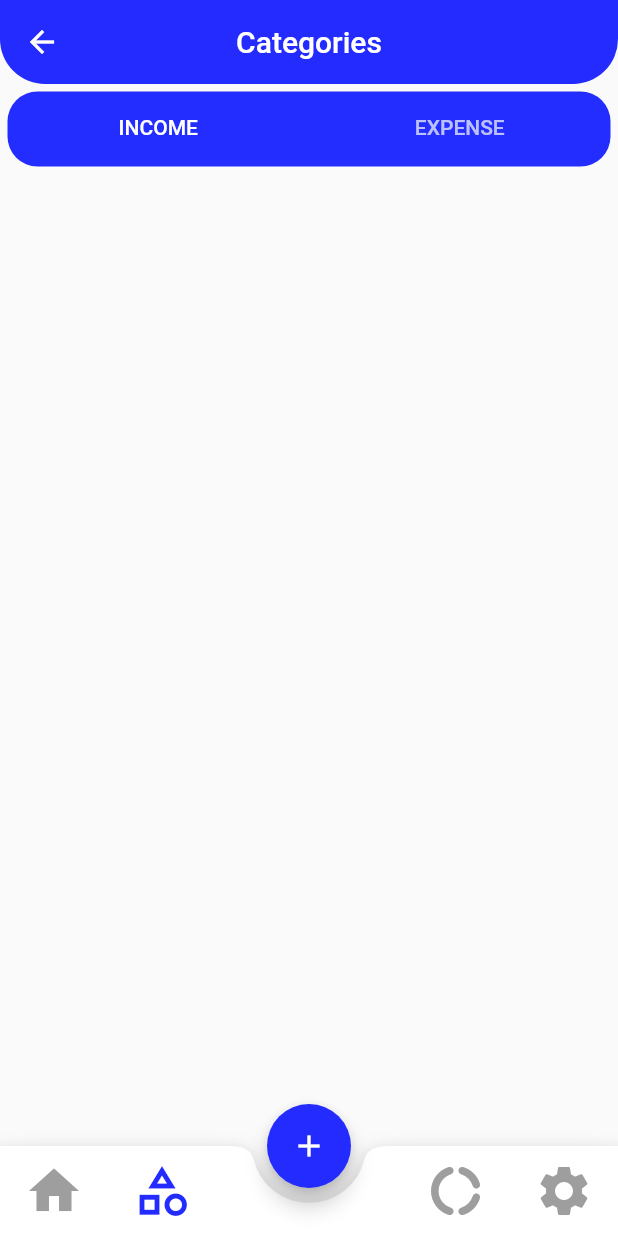
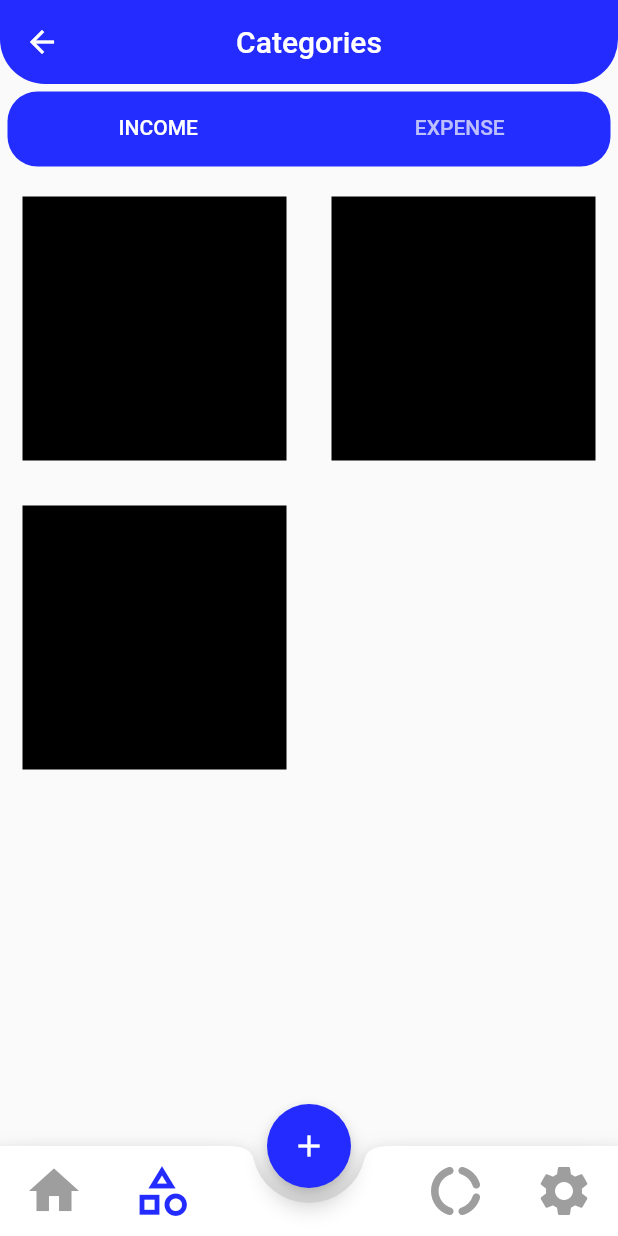
Before and after one commit to MuhadJasiR/Money-Manager-app, a Flutter app: the BottomNavBar screen opened directly, scrolled down 74 dp, after a tap on the "category" icon, on a phone screen of 412 x 824 dp. Run offline on Flutter 3.47's test engine with Material 2 defaults, Android fonts, the phone set to English and light mode, and no system bars; our stand-ins replace flip_card, hive_flutter, shared_preferences, smooth_page_indicator; accounts and stored records are empty.

Commit message:
data_base1

```diff
--- /dev/null
+++ b/lib/db/category_db.dart
@@ -0,0 +1,25 @@
+// ignore_for_file: no_leading_underscores_for_local_identifiers, constant_identifier_names
+
+import 'package:hive_flutter/hive_flutter.dart';
+import 'package:money_manager_app/models/category_modal.dart';
+
+const CATEGORY_DB_NAME = 'category-database';
+
+abstract class CategoryDbFunctions {
+  Future<List<CategoryModel>> getCategories();
+  Future<void> insertCategory(CategoryModel value);
+}
+
+class CategoryDB implements CategoryDbFunctions {
+  @override
+  Future<void> insertCategory(CategoryModel value) async {
+    final _categoryDB = await Hive.openBox<CategoryModel>(CATEGORY_DB_NAME);
+    await _categoryDB.add(value);
+  }
+
+  @override
+  Future<List<CategoryModel>> getCategories() async {
+    final _categoryDB = await Hive.openBox<CategoryModel>(CATEGORY_DB_NAME);
+    return _categoryDB.values.toList();
+  }
+}
--- /dev/null
+++ b/lib/models/category_modal.dart
@@ -0,0 +1,39 @@
+import 'package:hive_flutter/hive_flutter.dart';
+part 'category_modal.g.dart';
+// part 'category_model.g.dart';
+
+@HiveType(typeId: 2)
+enum CategoryType {
+  @HiveField(0)
+  income,
+
+  @HiveField(1)
+  expense,
+}
+
+@HiveType(typeId: 1)
+class CategoryModel {
+  @HiveField(0)
+  final String id;
+
+  @HiveField(1)
+  final String name;
+
+  @HiveField(2)
+  final bool isDeleted;
+
+  @HiveField(3)
+  final CategoryType type;
+
+  CategoryModel({
+    required this.id,
+    required this.name,
+    required this.type,
+    this.isDeleted = false,
+  });
+
+  @override
+  String toString() {
+    return "{$name $type}";
+  }
+}
--- a/lib/screens/categories.dart
+++ b/lib/screens/categories.dart
@@ -1,6 +1,9 @@
-// ignore_for_file: prefer_const_constructors
+// ignore_for_file: prefer_const_constructors, avoid_print
 
 import 'package:flutter/material.dart';
+import 'package:money_manager_app/db/category_db.dart';
+import 'package:money_manager_app/screens/categories_tab_bar_page/expense_page.dart';
+import 'package:money_manager_app/screens/categories_tab_bar_page/income_page.dart';
 
 class Categories extends StatefulWidget {
   const Categories({super.key});
@@ -13,8 +16,14 @@ class _CategoriesState extends State<Categories>
     with SingleTickerProviderStateMixin {
   late TabController _tabController;
 
+  @override
   void initState() {
     _tabController = TabController(length: 2, vsync: this);
+    CategoryDB().getCategories().then((value) {
+      print("categories get");
+      print(value.toString());
+    });
+    super.initState();
   }
 
   @override
@@ -41,8 +50,22 @@ class _CategoriesState extends State<Categories>
                 controller: _tabController,
                 indicator:
                     BoxDecoration(borderRadius: BorderRadius.circular(25)),
-                tabs: [Tab(text: "INCOME"), Tab(text: "EXPENSE")],
+                tabs: [
+                  Tab(
+                    text: "INCOME",
+                  ),
+                  Tab(text: "EXPENSE"),
+                ],
               ),
+            ),
+          ),
+          Expanded(
+            child: TabBarView(
+              controller: _tabController,
+              children: [
+                IncomePageScreen(),
+                ExpenseScreenPage(),
+              ],
             ),
           )
         ],
--- /dev/null
+++ b/lib/screens/categories_tab_bar_page/income_page.dart
@@ -0,0 +1,29 @@
+import 'package:flutter/material.dart';
+
+class IncomePageScreen extends StatelessWidget {
+  const IncomePageScreen({super.key});
+
+  @override
+  Widget build(BuildContext context) {
+    return Padding(
+      padding: const EdgeInsets.all(15.0),
+      child: GridView.builder(
+          gridDelegate: SliverGridDelegateWithFixedCrossAxisCount(
+            crossAxisCount: 2,
+            mainAxisSpacing: 30,
+            crossAxisSpacing: 30,
+          ),
+          itemCount: 3,
+          itemBuilder: ((context, index) {
+            return Container(
+              height: 20,
+              width: 40,
+              color: Colors.black,
+              // child: Card(
+              //   color: Color.fromARGB(255, 45, 35, 255),
+              // ),
+            );
+          })),
+    );
+  }
+}
--- a/lib/screens/finalcial_report.dart
+++ b/lib/screens/finalcial_report.dart
@@ -1,6 +1,6 @@
+// ignore_for_file: prefer_const_constructors
+
 import 'package:flutter/material.dart';
-import 'package:flutter/src/widgets/container.dart';
-import 'package:flutter/src/widgets/framework.dart';
 
 class FinancialChart extends StatefulWidget {
   const FinancialChart({super.key});
--- a/lib/screens/flipping_container.dart
+++ b/lib/screens/flipping_container.dart
@@ -1,3 +1,5 @@
+// ignore_for_file: prefer_const_constructors
+
 import 'package:flip_card/flip_card.dart';
 import 'package:flip_card/flip_card_controller.dart';
 import 'package:flutter/material.dart';
@@ -17,9 +19,10 @@ class _FlippingContainerState extends State<FlippingContainer> {
     flipCardController = FlipCardController();
   }
 
+  @override
   Widget build(BuildContext context) {
-    return Container(
-        child: FlipCard(
+    return FlipCard(
+      direction: FlipDirection.VERTICAL,
       flipOnTouch: true,
       controller: flipCardController,
       front: Container(
@@ -36,10 +39,7 @@ class _FlippingContainerState extends State<FlippingContainer> {
             children: [
               Column(
                 children: [
-                  Positioned(
-                    top: 175,
-                    left: 50,
-                    child: Column(
+                  Column(
                     children: const [
                       Icon(
                         Icons.monetization_on_outlined,
@@ -62,13 +62,9 @@ class _FlippingContainerState extends State<FlippingContainer> {
                       )
                     ],
                   ),
-                  ),
                 ],
               ),
-              Positioned(
-                top: 175,
-                left: 220,
-                child: Column(
+              Column(
                 children: const [
                   Icon(
                     Icons.monetization_on_outlined,
@@ -91,7 +87,6 @@ class _FlippingContainerState extends State<FlippingContainer> {
                   )
                 ],
               ),
-              ),
             ],
           ),
         ),
@@ -99,9 +94,15 @@ class _FlippingContainerState extends State<FlippingContainer> {
       back: Container(
         height: 210,
         width: 360,
+        decoration: BoxDecoration(
+          borderRadius: BorderRadius.circular(30),
           color: Colors.blue,
+        ),
+        child: Padding(
+          padding: const EdgeInsets.all(18.0),
           child: Text("iam Muhammed Jasir ali"),
         ),
-    ));
+      ),
+    );
   }
 }
--- a/lib/screens/home_screen.dart
+++ b/lib/screens/home_screen.dart
@@ -1,6 +1,5 @@
-// ignore_for_file: sized_box_for_whitespace, prefer_const_constructors, prefer_const_literals_to_create_immutables
+// ignore_for_file: prefer_const_constructors
 
-import 'package:flip_card/flip_card_controller.dart';
 import 'package:flutter/material.dart';
 import 'package:money_manager_app/screens/flipping_container.dart';
 import 'package:money_manager_app/screens/view_all.dart';
@@ -20,7 +19,8 @@ class _HomeScreenState extends State<HomeScreen> {
         backgroundColor: Color.fromARGB(255, 239, 247, 255),
         body: Column(
           children: [
-            Stack(
+            SizedBox(
+              child: Stack(
                 clipBehavior: Clip.none,
                 children: [
                   Container(
@@ -34,9 +34,9 @@ class _HomeScreenState extends State<HomeScreen> {
                     ),
                   ),
                   Row(
-                  children: [
+                    children: const [
                       Padding(
-                      padding: const EdgeInsets.all(15.0),
+                        padding: EdgeInsets.all(15.0),
                         child: Text(
                           "THURSDAY 5\nJANUARY",
                           style: TextStyle(
@@ -45,7 +45,7 @@ class _HomeScreenState extends State<HomeScreen> {
                         ),
                       ),
                       Padding(
-                      padding: const EdgeInsets.only(left: 200),
+                        padding: EdgeInsets.only(left: 200),
                         child: Text(
                           "Jasir Ali",
                           style: TextStyle(
@@ -83,14 +83,18 @@ class _HomeScreenState extends State<HomeScreen> {
                   Positioned(left: 23.5, top: 160, child: FlippingContainer()),
                 ],
               ),
+            ),
+            Column(
+              children: [
                 Padding(
                   padding: const EdgeInsets.only(right: 25, top: 125, left: 20),
                   child: Row(
                     mainAxisAlignment: MainAxisAlignment.spaceBetween,
                     children: [
                       Text(
-                    "Recent Transation",
-                    style: TextStyle(fontSize: 16, fontWeight: FontWeight.bold),
+                        "Recent Transaction",
+                        style: TextStyle(
+                            fontSize: 16, fontWeight: FontWeight.bold),
                       ),
                       TextButton(
                           onPressed: () {
@@ -102,6 +106,8 @@ class _HomeScreenState extends State<HomeScreen> {
                           child: Text("View All"))
                     ],
                   ),
+                ),
+              ],
             ),
             Expanded(
               child: Padding(
@@ -135,7 +141,8 @@ class _HomeScreenState extends State<HomeScreen> {
                         ],
                       );
                     }),
-            ))
+              ),
+            )
           ],
         ),
       ),
--- a/pubspec.yaml
+++ b/pubspec.yaml
@@ -29,11 +29,16 @@ environment:
 # the latest version available on pub.dev. To see which dependencies have newer
 # versions available, run `flutter pub outdated`.
 dependencies:
+  build_runner: ^2.3.3
   cupertino_icons: ^1.0.2
   custom_radio_grouped_button: ^2.1.2+2
   flip_card: ^0.6.0
   flutter:
     sdk: flutter
+  hive: ^2.2.3
+  hive_flutter: ^1.1.0
+  hive_generator: ^2.0.0
+  shared_preferences: ^2.0.15
   smooth_page_indicator: ^1.0.0+2
 
 dev_dependencies:
```
Also changed, not shown: lib/main.dart (+11 -1 lines), lib/screens/settings.dart (+7 -2 lines), lib/screens/splash_screen.dart (+25 -7 lines), lib/widgets/bottom_navigation_bar.dart (+19 -3 lines), lib/widgets/category_add_popup.dart (added, +92 -0 lines), lib/models/category_modal.g.dart (added), pubspec.lock, 1 other file. Lines whose indentation alone changed are shown as unchanged.
